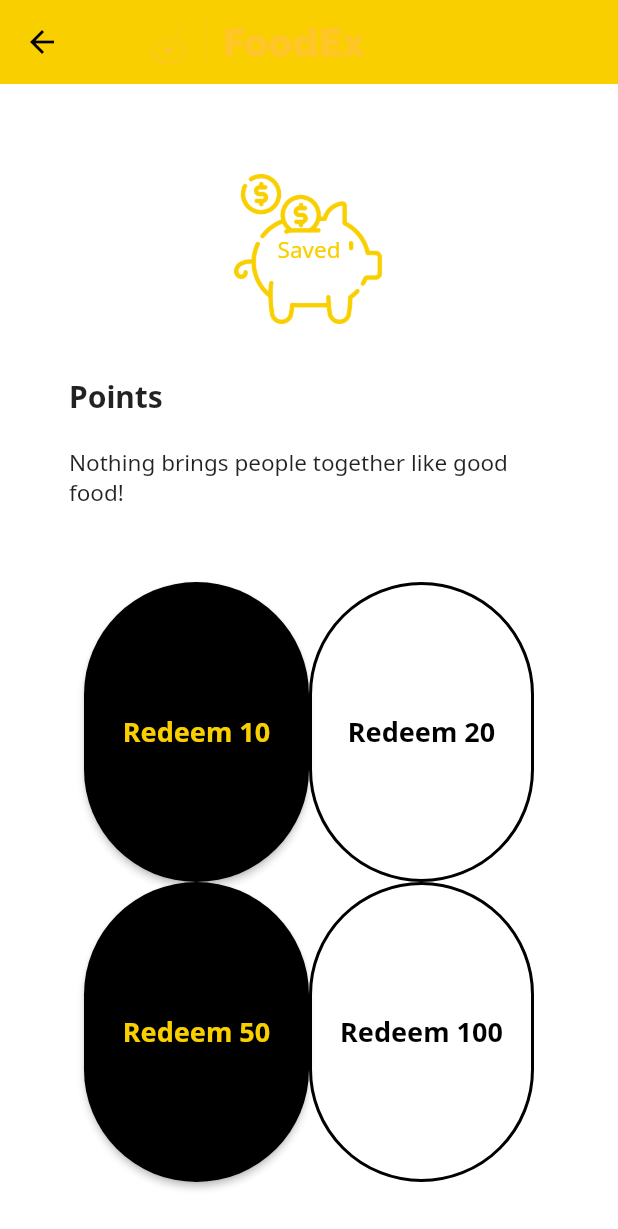
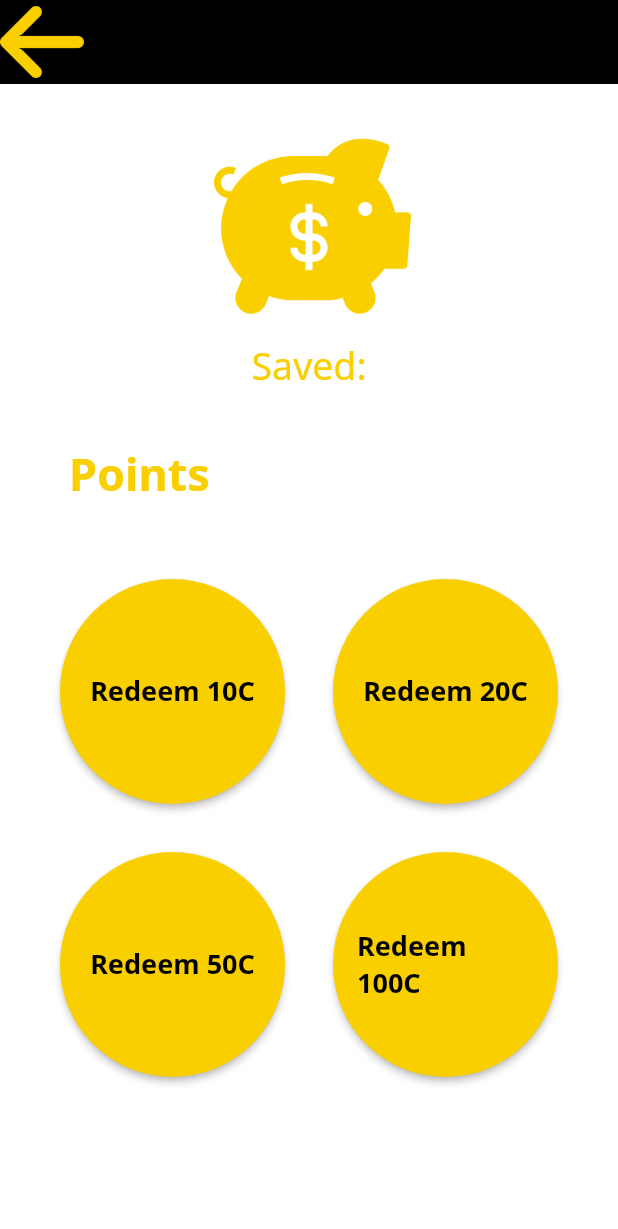
Before and after one commit to LowHongWei/PFD_Flutter, a Flutter app: the Redemption screen opened directly, on a phone screen of 412 x 824 dp. Shown: the top 1229 px of the screen. Run offline on Flutter 3.47's test engine with Material 2 defaults, Android fonts, the phone set to English and light mode, and no system bars; our stand-ins replace cloud_firestore, email_validator, firebase_auth, firebase_core, google_fonts, qr_flutter and 1 more; missing offline and left inert: qr_code_scanner; accounts and stored records are empty.

Commit message:
fixed redemption

```diff
--- a/lib/landingPage.dart
+++ b/lib/landingPage.dart
@@ -192,7 +192,7 @@ class _LandingPageState extends State<LandingPage> {
                                 Navigator.push(
                                   context,
                                   MaterialPageRoute(
-                                    builder: (context) => VendorLandingPage(),
+                                    builder: (context) => Redemption(),
                                   ),
                                 );
                               },
--- a/lib/redemption.dart
+++ b/lib/redemption.dart
@@ -13,34 +13,39 @@ class Redemption extends StatelessWidget {
     return Scaffold(
       backgroundColor: const Color.fromARGB(0, 0, 0, 0),
       appBar: AppBar(
-        backgroundColor: const Color(0xFFF9CF00),
+        backgroundColor: const Color.fromARGB(255, 0, 0, 0),
+        automaticallyImplyLeading: false,
         elevation: 0,
-        title: Image.asset(
-          'images/IconYellow.png',
-          fit: BoxFit.cover,
-          height: 200,
-          width: 200,
+        leading: GestureDetector(
+          onTap: () {
+            Feedback.forTap(context);
+            Navigator.pop(context);
+          },
+          child: Image.asset(
+            'images/BackArrowYellow.png',
+            fit: BoxFit.scaleDown,
+          ),
         ),
       ),
       body: Center(
         child: Column(
           children: [
             const SizedBox(
-              height: 60,
+              height: 20,
             ),
             Stack(
               alignment: Alignment.center,
               children: <Widget>[
                 Image.asset(
-                  'images/BigBankYellow.png',
-                  height: 100,
-                  width: 300,
-                ),
-                const Text(
-                  'Saved',
-                  style: TextStyle(color: Color(0xFFF9CF00), fontSize: 15),
+                  'images/BankSolidYellow.png',
+                  height: 150,
+                  width: 400,
                 ),
               ],
+            ),
+            const Text(
+              'Saved:',
+              style: TextStyle(color: Color(0xFFF9CF00), fontSize: 25),
             ),
             const SizedBox(height: 25),
             const Padding(
@@ -49,18 +54,10 @@ class Redemption extends StatelessWidget {
                 width: 320,
                 child: Text(
                   "Points",
-                  style: TextStyle(fontWeight: FontWeight.bold, fontSize: 20),
-                  textAlign: TextAlign.start,
-                ),
-              ),
-            ),
-            const Padding(
-              padding: EdgeInsets.all(10),
-              child: SizedBox(
-                width: 320,
-                child: Text(
-                  "Nothing brings people together like good food!",
-                  style: TextStyle(fontSize: 15),
+                  style: TextStyle(
+                      color: Color(0xFFF9CF00),
+                      fontWeight: FontWeight.bold,
+                      fontSize: 30),
                   textAlign: TextAlign.start,
                 ),
               ),
@@ -75,10 +72,10 @@ class Redemption extends StatelessWidget {
                   children: [
                     SizedBox(
                       width: 150,
-                      height: 200,
+                      height: 150,
                       child: ElevatedButton(
                           style: ElevatedButton.styleFrom(
-                              backgroundColor: Colors.black,
+                              backgroundColor: const Color(0xFFF9CF00),
                               shape: const StadiumBorder()),
                           onPressed: () {
                             Navigator.push(
@@ -89,51 +86,23 @@ class Redemption extends StatelessWidget {
                             );
                           },
                           child: const Text(
-                            'Redeem 10',
+                            'Redeem 10C',
                             style: TextStyle(
-                                color: Color(0xFFF9CF00),
+                                color: Colors.black,
                                 fontSize: 18,
                                 fontWeight: FontWeight.bold),
                           )),
                     ),
+                    const Padding(padding: EdgeInsets.all(16)),
                     const SizedBox(
                       height: 13,
                     ),
                     SizedBox(
                       width: 150,
-                      height: 200,
-                      child: OutlinedButton(
-                          style: ElevatedButton.styleFrom(
-                              side: const BorderSide(
-                                  width: 2.0, color: Colors.black),
-                              shape: const StadiumBorder()),
-                          onPressed: () {
-                            Navigator.push(
-                              context,
-                              MaterialPageRoute(
-                                builder: (context) => Register(),
-                              ),
-                            );
-                          },
-                          child: const Text(
-                            'Redeem 20',
-                            style: TextStyle(
-                                color: Colors.black,
-                                fontSize: 18,
-                                fontWeight: FontWeight.bold),
-                          )),
-                    )
-                  ],
-                ),
-                Row(
-                  mainAxisAlignment: MainAxisAlignment.center,
-                  children: [
-                    SizedBox(
-                      width: 150,
-                      height: 200,
+                      height: 150,
                       child: ElevatedButton(
                           style: ElevatedButton.styleFrom(
-                              backgroundColor: Colors.black,
+                              backgroundColor: const Color(0xFFF9CF00),
                               shape: const StadiumBorder()),
                           onPressed: () {
                             Navigator.push(
@@ -144,34 +113,63 @@ class Redemption extends StatelessWidget {
                             );
                           },
                           child: const Text(
-                            'Redeem 50',
+                            'Redeem 20C',
                             style: TextStyle(
-                                color: Color(0xFFF9CF00),
+                                color: Colors.black,
+                                fontSize: 18,
+                                fontWeight: FontWeight.bold),
+                          )),
+                    )
+                  ],
+                ),
+                const Padding(padding: EdgeInsets.all(16)),
+                Row(
+                  mainAxisAlignment: MainAxisAlignment.center,
+                  children: [
+                    SizedBox(
+                      width: 150,
+                      height: 150,
+                      child: ElevatedButton(
+                          style: ElevatedButton.styleFrom(
+                              backgroundColor: const Color(0xFFF9CF00),
+                              shape: const StadiumBorder()),
+                          onPressed: () {
+                            Navigator.push(
+                              context,
+                              MaterialPageRoute(
+                                builder: (context) => const Login(),
+                              ),
+                            );
+                          },
+                          child: const Text(
+                            'Redeem 50C',
+                            style: TextStyle(
+                                color: Colors.black,
                                 fontSize: 18,
                                 fontWeight: FontWeight.bold),
                           )),
                     ),
+                    const Padding(padding: EdgeInsets.all(16)),
                     const SizedBox(
                       height: 13,
                     ),
                     SizedBox(
                       width: 150,
-                      height: 200,
-                      child: OutlinedButton(
+                      height: 150,
+                      child: ElevatedButton(
                           style: ElevatedButton.styleFrom(
-                              side: const BorderSide(
-                                  width: 2.0, color: Colors.black),
+                              backgroundColor: const Color(0xFFF9CF00),
                               shape: const StadiumBorder()),
                           onPressed: () {
                             Navigator.push(
                               context,
                               MaterialPageRoute(
-                                builder: (context) => const Register(),
+                                builder: (context) => const Login(),
                               ),
                             );
                           },
                           child: const Text(
-                            'Redeem 100',
+                            'Redeem 100C',
                             style: TextStyle(
                                 color: Colors.black,
                                 fontSize: 18,
--- a/lib/vendorlandingPage.dart
+++ b/lib/vendorlandingPage.dart
@@ -126,7 +126,9 @@ class VendorLandingPage extends StatelessWidget {
                               onTap: () {
                                 Navigator.push(
                                   context,
-                                  MaterialPageRoute(builder: (context) => const ScanQR()),);
+                                  MaterialPageRoute(
+                                      builder: (context) => const ScanQR()),
+                                );
                               },
                               // ignore: prefer_const_constructors
                               child: ClipRRect(
@@ -168,7 +170,10 @@ class VendorLandingPage extends StatelessWidget {
                               onTap: () {
                                 Navigator.push(
                                   context,
-                                  MaterialPageRoute(builder: (context) => ()),);
+                                  MaterialPageRoute(
+                                      builder: (context) =>
+                                          const CurrentOrder()),
+                                );
                               },
                               // ignore: prefer_const_constructors
                               child: ClipRRect(
@@ -211,7 +216,10 @@ class VendorLandingPage extends StatelessWidget {
                               onTap: () {
                                 Navigator.push(
                                   context,
-                                  MaterialPageRoute(builder: (context) => const CurrentOrder()),);
+                                  MaterialPageRoute(
+                                      builder: (context) =>
+                                          const CurrentOrder()),
+                                );
                               },
                               // ignore: prefer_const_constructors
                               child: ClipRRect(
```
